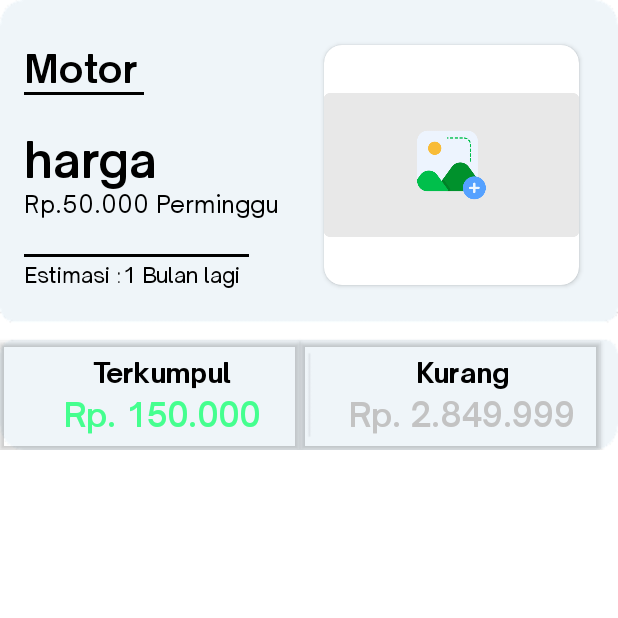
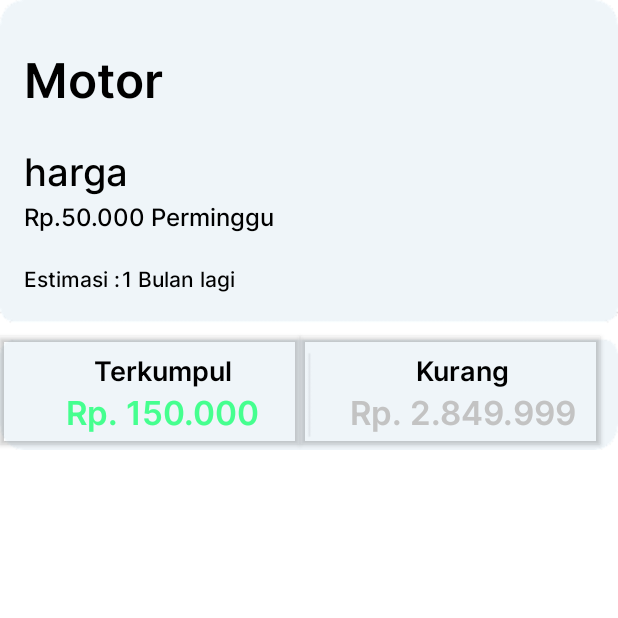
Before and after one commit to ReaL15/MyTabungan, an Android app: the CardBerlangsungActivity screen opened directly, with no data from a screen before it, on a phone screen of 412 x 824 dp, the top half of it. Run offline under Robolectric (Android 15) with nearby library versions, the phone set to English and light mode, and no system bars.

Commit message:
gonta ganti font di xml

```diff
--- a/app/src/main/java/com/example/tabunganku/aplikasi/ProfileActivity.kt
+++ b/app/src/main/java/com/example/tabunganku/aplikasi/ProfileActivity.kt
@@ -2,6 +2,7 @@ package com.example.tabunganku.aplikasi
 
 import androidx.appcompat.app.AppCompatActivity
 import android.os.Bundle
+import com.example.tabunganku.R
 
 class ProfileActivity : AppCompatActivity() {
     override fun onCreate(savedInstanceState: Bundle?) {
--- a/app/src/main/res/layout/activity_card_berlangsung.xml
+++ b/app/src/main/res/layout/activity_card_berlangsung.xml
@@ -10,104 +10,66 @@
 
 <androidx.appcompat.widget.AppCompatTextView
     android:id="@+id/text_nama_barang"
-    android:layout_width="200dp"
+    android:layout_width="match_parent"
     android:layout_height="wrap_content"
     android:text="@string/text_motor"
-    android:fontFamily="@font/sauce_bold"
+    android:fontFamily="@font/inter_semibold"
     android:textColor="@color/black"
-    android:textSize="25sp"
+    android:textSize="32sp"
     android:layout_marginTop="30dp"
     android:layout_marginStart="16dp"
     app:layout_constraintTop_toTopOf="parent"
     app:layout_constraintStart_toStartOf="parent"/>
 
-    <View
-        android:id="@+id/view_atas"
-        android:layout_width="80dp"
-        android:layout_height="2dp"
-        android:background="@color/black"
-        app:layout_constraintTop_toBottomOf="@id/text_nama_barang"
-        app:layout_constraintStart_toStartOf="parent"
-        android:layout_marginStart="16dp"/>
-
     <androidx.appcompat.widget.AppCompatTextView
         android:id="@+id/text_harga"
-        android:layout_width="200dp"
+        android:layout_width="match_parent"
         android:layout_height="wrap_content"
         android:text="@string/text_harga"
-        android:fontFamily="@font/sauce_semibold"
+        android:fontFamily="@font/inter_medium"
         android:textColor="@color/black"
-        android:textSize="32sp"
+        android:textSize="25sp"
         app:layout_constraintTop_toBottomOf="@id/text_nama_barang"
         app:layout_constraintStart_toStartOf="parent"
         android:layout_marginStart="16dp"
-        android:layout_marginTop="25dp"/>
+        android:layout_marginTop="20dp"/>
 
     <androidx.appcompat.widget.AppCompatTextView
         android:id="@+id/text_target"
-        android:layout_width="200dp"
+        android:layout_width="match_parent"
         android:layout_height="wrap_content"
         android:text="@string/text_harian"
         android:textColor="@color/black"
-        android:fontFamily="@font/sauce_regular"
+        android:fontFamily="@font/inter_medium"
         android:textSize="16sp"
         app:layout_constraintStart_toStartOf="parent"
         app:layout_constraintTop_toBottomOf="@id/text_harga"
         android:layout_marginStart="16dp"/>
 
-    <View
-        android:id="@+id/view_bawah"
-        android:layout_width="150dp"
-        android:layout_height="2dp"
-        android:background="@color/black"
-        app:layout_constraintTop_toBottomOf="@id/text_target"
-        app:layout_constraintStart_toStartOf="parent"
-        android:layout_marginStart="16dp"
-        android:layout_marginTop="23dp" />
-
     <androidx.appcompat.widget.AppCompatTextView
         android:id="@+id/title_estimasi"
         android:layout_width="65dp"
         android:layout_height="wrap_content"
-        android:fontFamily="@font/sauce_regular"
+        android:layout_marginStart="16dp"
+        android:fontFamily="@font/inter_medium"
         android:text="@string/text_estimasi"
         android:textColor="@color/black"
         android:textSize="14sp"
-        android:layout_marginStart="16dp"
-        android:layout_marginTop="3dp"
+        android:layout_marginTop="20dp"
         app:layout_constraintStart_toStartOf="parent"
-        app:layout_constraintTop_toBottomOf="@id/view_bawah"/>
+        app:layout_constraintTop_toBottomOf="@id/text_target" />
 
     <androidx.appcompat.widget.AppCompatTextView
         android:id="@+id/text_estimasi"
         android:layout_width="100dp"
         android:layout_height="wrap_content"
+        android:fontFamily="@font/inter_medium"
         android:text="@string/text_hasil_estimasi"
-        android:fontFamily="@font/sauce_regular"
         android:textColor="@color/black"
         android:textSize="14sp"
-        android:layout_marginTop="3dp"
+        android:layout_marginTop="20dp"
         app:layout_constraintStart_toEndOf="@id/title_estimasi"
-        app:layout_constraintTop_toBottomOf="@id/view_bawah"/>
-
-
-    <androidx.cardview.widget.CardView
-        android:layout_width="170dp"
-        android:layout_height="160dp"
-        android:layout_marginTop="30dp"
-        app:cardCornerRadius="12dp"
-        android:background="@drawable/add_image"
-        app:layout_constraintStart_toEndOf="@id/text_nama_barang"
-        app:layout_constraintTop_toTopOf="parent">
-
-        <androidx.appcompat.widget.AppCompatImageView
-            android:id="@+id/gambar_barang"
-            android:layout_width="match_parent"
-            android:layout_height="match_parent"
-            android:src="@drawable/add_image" />
-
-
-    </androidx.cardview.widget.CardView>
+        app:layout_constraintTop_toBottomOf="@id/text_target" />
 
 
     <androidx.cardview.widget.CardView
@@ -117,7 +79,7 @@
         android:backgroundTint="@android:color/transparent"
         app:layout_constraintStart_toStartOf="parent"
         app:layout_constraintTop_toBottomOf="@id/title_estimasi"
-        android:layout_marginTop="35dp">
+        android:layout_marginTop="28dp">
 
         <androidx.appcompat.widget.AppCompatTextView
             android:id="@+id/title_terkumpul"
@@ -125,7 +87,7 @@
             android:layout_height="wrap_content"
             android:textColor="@color/black"
             android:textSize="18sp"
-            android:fontFamily="@font/sauce_bold"
+            android:fontFamily="@font/inter_semibold"
             android:textAlignment="center"
             android:text="Terkumpul"
             android:layout_marginStart="16dp"
@@ -138,7 +100,7 @@
             android:text="Rp. 150.000"
             android:textSize="22sp"
             android:textColor="@color/green"
-            android:fontFamily="@font/sauce_semibold"
+            android:fontFamily="@font/inter_semibold"
             android:layout_marginStart="16dp"
             android:textAlignment="center"
             android:layout_marginTop="35dp"/>
@@ -156,7 +118,7 @@
         android:backgroundTint="@android:color/transparent"
         app:layout_constraintStart_toStartOf="parent"
         app:layout_constraintTop_toBottomOf="@id/title_estimasi"
-        android:layout_marginTop="35dp"
+        android:layout_marginTop="28dp"
         android:layout_marginStart="200dp">
 
         <androidx.appcompat.widget.AppCompatTextView
@@ -165,7 +127,7 @@
             android:layout_height="wrap_content"
             android:textColor="@color/black"
             android:textSize="18sp"
-            android:fontFamily="@font/sauce_bold"
+            android:fontFamily="@font/inter_semibold"
             android:textAlignment="center"
             android:text="Kurang"
             android:layout_marginStart="16dp"
@@ -178,7 +140,7 @@
             android:text="Rp. 2.849.999"
             android:textSize="22sp"
             android:textColor="@color/grey"
-            android:fontFamily="@font/sauce_semibold"
+            android:fontFamily="@font/inter_semibold"
             android:layout_marginStart="16dp"
             android:textAlignment="center"
             android:layout_marginTop="35dp"/>
```
Also changed, not shown: app/src/main/res/layout/activity_dashboard.xml (+4 -4 lines), app/src/main/res/layout/activity_login.xml (+6 -5 lines), app/src/main/res/layout/activity_register.xml (+7 -6 lines), app/src/main/res/layout/activity_reset_password.xml (+8 -5 lines), app/src/main/res/layout/activity_setting.xml (+14 -24 lines).
